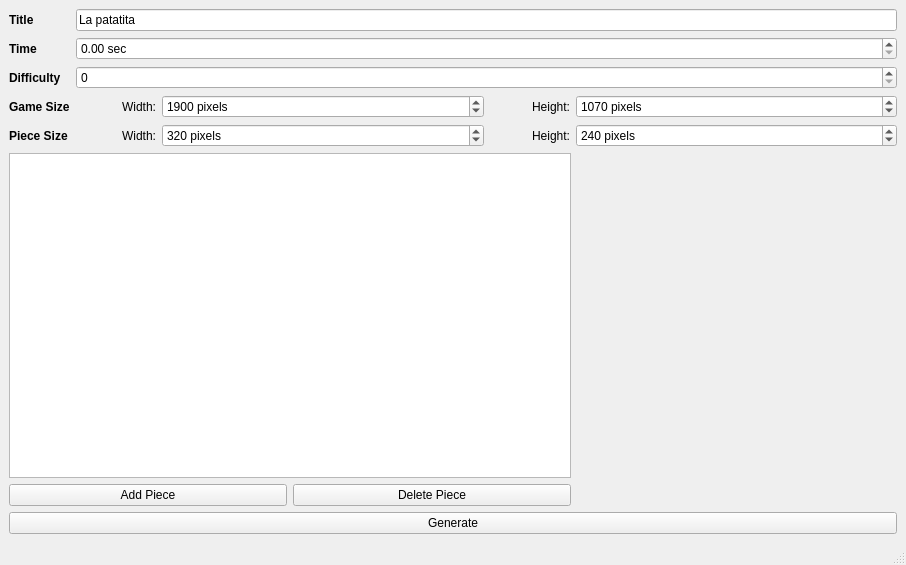
Old version of the form components/tvGames/tools/game_editor_test.ui in the repository robocomp/euroage-tv.
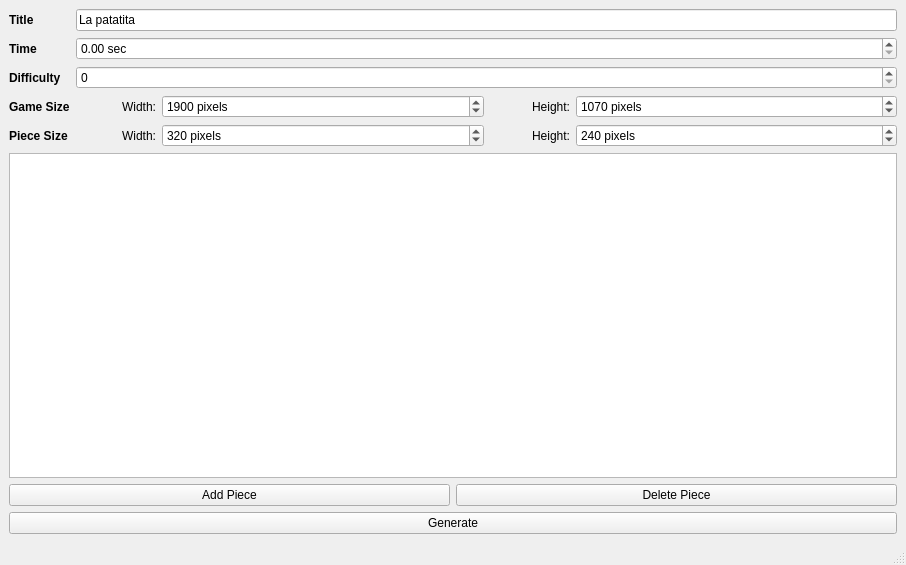
New version of the form.

Commit message: Added widgets for the piece position.

```diff
--- a/components/tvGames/tools/game_editor_test.ui
+++ b/components/tvGames/tools/game_editor_test.ui
@@ -280,16 +280,6 @@
         </item>
        </layout>
       </item>
-      <item>
-       <widget class="QWidget" name="view_widget" native="true">
-        <property name="minimumSize">
-         <size>
-          <width>320</width>
-          <height>240</height>
-         </size>
-        </property>
-       </widget>
-      </item>
      </layout>
     </item>
     <item>
```
Left out of the diff: 4 changed lines with no effect on the pictures. The commit also changes 1 other file.
